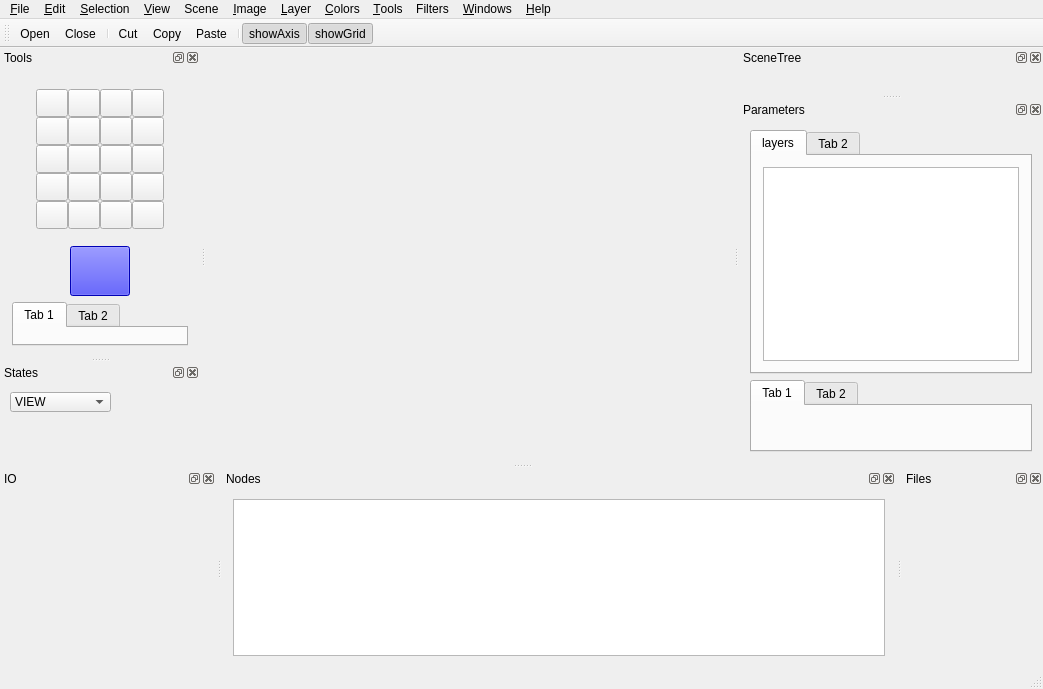
billhj/Etoile2015, file applications/TexturePainter/TexturePainter.ui: the form before one commit.
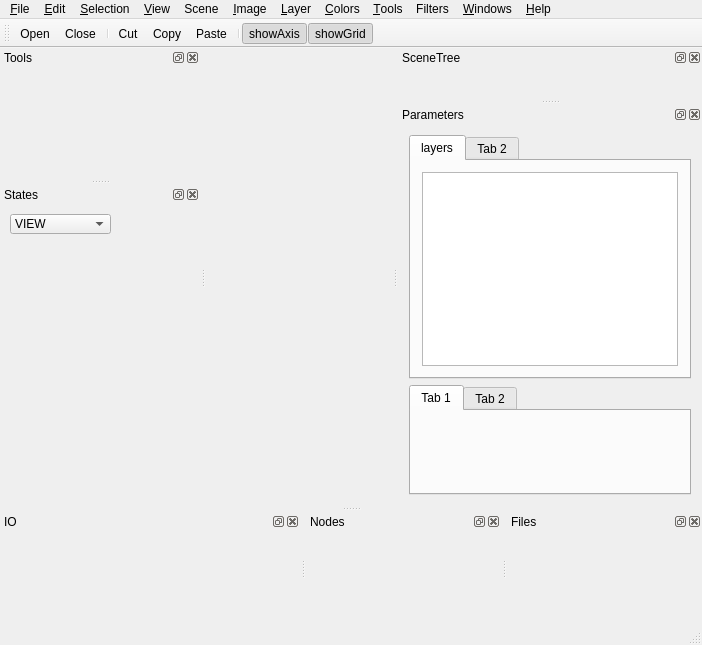
The form after the commit. Icons and pictures are not drawn. Custom widgets are drawn as their Qt base class.

Commit message: separate windows

```diff
--- a/applications/TexturePainter/TexturePainter.ui
+++ b/applications/TexturePainter/TexturePainter.ui
@@ -6,8 +6,8 @@
    <rect>
     <x>0</x>
     <y>0</y>
-    <width>1043</width>
-    <height>689</height>
+    <width>702</width>
+    <height>645</height>
    </rect>
   </property>
   <property name="windowTitle">
@@ -19,7 +19,7 @@
     <rect>
      <x>0</x>
      <y>0</y>
-     <width>1043</width>
+     <width>702</width>
      <height>21</height>
     </rect>
    </property>
@@ -154,8 +154,8 @@
   <widget class="QDockWidget" name="toolsDockWidget">
    <property name="minimumSize">
     <size>
-     <width>152</width>
-     <height>309</height>
+     <width>0</width>
+     <height>0</height>
     </size>
    </property>
    <property name="windowTitle">
@@ -167,690 +167,7 @@
    <widget class="QWidget" name="dockWidgetContents_4">
     <layout class="QHBoxLayout" name="horizontalLayout_3">
      <item>
-      <layout class="QVBoxLayout" name="verticalLayout_4">
-       <property name="sizeConstraint">
-        <enum>QLayout::SetNoConstraint</enum>
-       </property>
-       <property name="leftMargin">
-        <number>1</number>
-       </property>
-       <property name="rightMargin">
-        <number>1</number>
-       </property>
-       <item alignment="Qt::AlignHCenter|Qt::AlignVCenter">
-        <widget class="QWidget" name="widget" native="true">
-         <layout class="QHBoxLayout" name="horizontalLayout">
-          <item>
-           <layout class="QGridLayout" name="gridLayout">
-            <property name="spacing">
-             <number>0</number>
-            </property>
-            <item row="3" column="0">
-             <widget class="QPushButton" name="pushButton_13">
-              <property name="minimumSize">
-               <size>
-                <width>28</width>
-                <height>28</height>
-               </size>
-              </property>
-              <property name="maximumSize">
-               <size>
-                <width>32</width>
-                <height>32</height>
-               </size>
-              </property>
-              <property name="text">
-               <string/>
-              </property>
-              <property name="checkable">
-               <bool>true</bool>
-              </property>
-              <property name="autoExclusive">
-               <bool>true</bool>
-              </property>
-              <attribute name="buttonGroup">
-               <string notr="true">buttonGroup</string>
-              </attribute>
-             </widget>
-            </item>
-            <item row="4" column="1">
-             <widget class="QPushButton" name="pushButton_18">
-              <property name="minimumSize">
-               <size>
-                <width>28</width>
-                <height>28</height>
-               </size>
-              </property>
-              <property name="maximumSize">
-               <size>
-                <width>32</width>
-                <height>32</height>
-               </size>
-              </property>
-              <property name="text">
-               <string/>
-              </property>
-              <property name="checkable">
-               <bool>true</bool>
-              </property>
-              <property name="autoExclusive">
-               <bool>true</bool>
-              </property>
-              <attribute name="buttonGroup">
-               <string notr="true">buttonGroup</string>
-              </attribute>
-             </widget>
-            </item>
-            <item row="2" column="3">
-             <widget class="QPushButton" name="pushButton_12">
-              <property name="minimumSize">
-               <size>
-                <width>28</width>
-                <height>28</height>
-               </size>
-              </property>
-              <property name="maximumSize">
-               <size>
-                <width>32</width>
-                <height>32</height>
-               </size>
-              </property>
-              <property name="text">
-               <string/>
-              </property>
-              <property name="checkable">
-               <bool>true</bool>
-              </property>
-              <property name="autoExclusive">
-               <bool>true</bool>
-              </property>
-              <attribute name="buttonGroup">
-               <string notr="true">buttonGroup</string>
-              </attribute>
-             </widget>
-            </item>
-            <item row="2" column="2">
-             <widget class="QPushButton" name="pushButton_11">
-              <property name="minimumSize">
-               <size>
-                <width>28</width>
-                <height>28</height>
-               </size>
-              </property>
-              <property name="maximumSize">
-               <size>
-                <width>32</width>
-                <height>32</height>
-               </size>
-              </property>
-              <property name="text">
-               <string/>
-              </property>
-              <property name="checkable">
-               <bool>true</bool>
-              </property>
-              <property name="autoExclusive">
-               <bool>true</bool>
-              </property>
-              <attribute name="buttonGroup">
-               <string notr="true">buttonGroup</string>
-              </attribute>
-             </widget>
-            </item>
-            <item row="2" column="1">
-             <widget class="QPushButton" name="pushButton_10">
-              <property name="minimumSize">
-               <size>
-                <width>28</width>
-                <height>28</height>
-               </size>
-              </property>
-              <property name="maximumSize">
-               <size>
-                <width>32</width>
-                <height>32</height>
-               </size>
-              </property>
-              <property name="text">
-               <string/>
-              </property>
-              <property name="checkable">
-               <bool>true</bool>
-              </property>
-              <property name="autoExclusive">
-               <bool>true</bool>
-              </property>
-              <attribute name="buttonGroup">
-               <string notr="true">buttonGroup</string>
-              </attribute>
-             </widget>
-            </item>
-            <item row="2" column="0">
-             <widget class="QPushButton" name="pushButton_9">
-              <property name="minimumSize">
-               <size>
-                <width>28</width>
-                <height>28</height>
-               </size>
-              </property>
-              <property name="maximumSize">
-               <size>
-                <width>32</width>
-                <height>32</height>
-               </size>
-              </property>
-              <property name="text">
-               <string/>
-              </property>
-              <property name="checkable">
-               <bool>true</bool>
-              </property>
-              <property name="autoExclusive">
-               <bool>true</bool>
-              </property>
-              <attribute name="buttonGroup">
-               <string notr="true">buttonGroup</string>
-              </attribute>
-             </widget>
-            </item>
-            <item row="1" column="3">
-             <widget class="QPushButton" name="pipette">
-              <property name="minimumSize">
-               <size>
-                <width>28</width>
-                <height>28</height>
-               </size>
-              </property>
-              <property name="maximumSize">
-               <size>
-                <width>32</width>
-                <height>32</height>
-               </size>
-              </property>
-              <property name="text">
-               <string/>
-              </property>
-              <property name="icon">
-               <iconset resource="TexturePainter.qrc">
-                <normaloff>:/Resources/pipette2.png</normaloff>:/Resources/pipette2.png</iconset>
-              </property>
-              <property name="checkable">
-               <bool>true</bool>
-              </property>
-              <property name="autoExclusive">
-               <bool>true</bool>
-              </property>
-              <attribute name="buttonGroup">
-               <string notr="true">buttonGroup</string>
-              </attribute>
-             </widget>
-            </item>
-            <item row="1" column="2">
-             <widget class="QPushButton" name="magicalselection">
-              <property name="enabled">
-               <bool>true</bool>
-              </property>
-              <property name="sizePolicy">
-               <sizepolicy hsizetype="Minimum" vsizetype="Minimum">
-                <horstretch>0</horstretch>
-                <verstretch>0</verstretch>
-               </sizepolicy>
-              </property>
-              <property name="minimumSize">
-               <size>
-                <width>28</width>
-                <height>28</height>
-               </size>
-              </property>
-              <property name="maximumSize">
-               <size>
-                <width>32</width>
-                <height>32</height>
-               </size>
-              </property>
-              <property name="baseSize">
-               <size>
-                <width>28</width>
-                <height>28</height>
-               </size>
-              </property>
-              <property name="text">
-               <string/>
-              </property>
-              <property name="icon">
-               <iconset resource="TexturePainter.qrc">
-                <normaloff>:/Resources/magicselection.png</normaloff>:/Resources/magicselection.png</iconset>
-              </property>
-              <property name="checkable">
-               <bool>true</bool>
-              </property>
-              <property name="autoExclusive">
-               <bool>true</bool>
-              </property>
-              <attribute name="buttonGroup">
-               <string notr="true">buttonGroup</string>
-              </attribute>
-             </widget>
-            </item>
-            <item row="1" column="1">
-             <widget class="QPushButton" name="pen">
-              <property name="sizePolicy">
-               <sizepolicy hsizetype="Minimum" vsizetype="Minimum">
-                <horstretch>0</horstretch>
-                <verstretch>0</verstretch>
-               </sizepolicy>
-              </property>
-              <property name="minimumSize">
-               <size>
-                <width>28</width>
-                <height>28</height>
-               </size>
-              </property>
-              <property name="maximumSize">
-               <size>
-                <width>32</width>
-                <height>32</height>
-               </size>
-              </property>
-              <property name="text">
-               <string/>
-              </property>
-              <property name="icon">
-               <iconset resource="TexturePainter.qrc">
-                <normaloff>:/Resources/brush.png</normaloff>:/Resources/brush.png</iconset>
-              </property>
-              <property name="checkable">
-               <bool>true</bool>
-              </property>
-              <property name="autoExclusive">
-               <bool>true</bool>
-              </property>
-              <attribute name="buttonGroup">
-               <string notr="true">buttonGroup</string>
-              </attribute>
-             </widget>
-            </item>
-            <item row="1" column="0">
-             <widget class="QPushButton" name="pencil">
-              <property name="sizePolicy">
-               <sizepolicy hsizetype="Minimum" vsizetype="Minimum">
-                <horstretch>0</horstretch>
-                <verstretch>0</verstretch>
-               </sizepolicy>
-              </property>
-              <property name="minimumSize">
-               <size>
-                <width>28</width>
-                <height>28</height>
-               </size>
-              </property>
-              <property name="maximumSize">
-               <size>
-                <width>32</width>
-                <height>32</height>
-               </size>
-              </property>
-              <property name="text">
-               <string/>
-              </property>
-              <property name="icon">
-               <iconset resource="TexturePainter.qrc">
-                <normaloff>:/Resources/pencil.png</normaloff>:/Resources/pencil.png</iconset>
-              </property>
-              <property name="checkable">
-               <bool>true</bool>
-              </property>
-              <property name="autoExclusive">
-               <bool>true</bool>
-              </property>
-              <attribute name="buttonGroup">
-               <string notr="true">buttonGroup</string>
-              </attribute>
-             </widget>
-            </item>
-            <item row="0" column="3">
-             <widget class="QPushButton" name="pushButton_5">
-              <property name="minimumSize">
-               <size>
-                <width>28</width>
-                <height>28</height>
-               </size>
-              </property>
-              <property name="maximumSize">
-               <size>
-                <width>32</width>
-                <height>32</height>
-               </size>
-              </property>
-              <property name="text">
-               <string/>
-              </property>
-              <property name="icon">
-               <iconset resource="TexturePainter.qrc">
-                <normaloff>:/Resources/brush2.png</normaloff>:/Resources/brush2.png</iconset>
-              </property>
-              <property name="checkable">
-               <bool>true</bool>
-              </property>
-              <property name="autoExclusive">
-               <bool>true</bool>
-              </property>
-              <attribute name="buttonGroup">
-               <string notr="true">buttonGroup</string>
-              </attribute>
-             </widget>
-            </item>
-            <item row="0" column="2">
-             <widget class="QPushButton" name="pushButton_8">
-              <property name="minimumSize">
-               <size>
-                <width>28</width>
-                <height>28</height>
-               </size>
-              </property>
-              <property name="maximumSize">
-               <size>
-                <width>32</width>
-                <height>32</height>
-               </size>
-              </property>
-              <property name="text">
-               <string/>
-              </property>
-              <property name="checkable">
-               <bool>true</bool>
-              </property>
-              <property name="autoExclusive">
-               <bool>true</bool>
-              </property>
-              <attribute name="buttonGroup">
-               <string notr="true">buttonGroup</string>
-              </attribute>
-             </widget>
-            </item>
-            <item row="0" column="1">
-             <widget class="QPushButton" name="pushButton_7">
-              <property name="minimumSize">
-               <size>
-                <width>28</width>
-                <height>28</height>
-               </size>
-              </property>
-              <property name="maximumSize">
-               <size>
-                <width>32</width>
-                <height>32</height>
-               </size>
-              </property>
-              <property name="text">
-               <string/>
-              </property>
-              <property name="checkable">
-               <bool>true</bool>
-              </property>
-              <property name="autoExclusive">
-               <bool>true</bool>
-              </property>
-              <attribute name="buttonGroup">
-               <string notr="true">buttonGroup</string>
-              </attribute>
-             </widget>
-            </item>
-            <item row="0" column="0">
-             <widget class="QPushButton" name="move">
-              <property name="minimumSize">
-               <size>
-                <width>28</width>
-                <height>28</height>
-               </size>
-              </property>
-              <property name="maximumSize">
-               <size>
-                <width>32</width>
-                <height>32</height>
-               </size>
-              </property>
-              <property name="text">
-               <string/>
-              </property>
-              <property name="icon">
-               <iconset resource="TexturePainter.qrc">
-                <normaloff>:/Resources/move.png</normaloff>:/Resources/move.png</iconset>
-              </property>
-              <property name="checkable">
-               <bool>true</bool>
-              </property>
-              <property name="autoExclusive">
-               <bool>true</bool>
-              </property>
-              <attribute name="buttonGroup">
-               <string notr="true">buttonGroup</string>
-              </attribute>
-             </widget>
-            </item>
-            <item row="3" column="3">
-             <widget class="QPushButton" name="pushButton_16">
-              <property name="minimumSize">
-               <size>
-                <width>28</width>
-                <height>28</height>
-               </size>
-              </property>
-              <property name="maximumSize">
-               <size>
-                <width>32</width>
-                <height>32</height>
-               </size>
-              </property>
-              <property name="text">
-               <string/>
-              </property>
-              <property name="checkable">
-               <bool>true</bool>
-              </property>
-              <property name="autoExclusive">
-               <bool>true</bool>
-              </property>
-              <attribute name="buttonGroup">
-               <string notr="true">buttonGroup</string>
-              </attribute>
-             </widget>
-            </item>
-            <item row="3" column="2">
-             <widget class="QPushButton" name="pushButton_15">
-              <property name="minimumSize">
-               <size>
-                <width>28</width>
-                <height>28</height>
-               </size>
-              </property>
-              <property name="maximumSize">
-               <size>
-                <width>32</width>
-                <height>32</height>
-               </size>
-              </property>
-              <property name="text">
-               <string/>
-              </property>
-              <property name="checkable">
-               <bool>true</bool>
-              </property>
-              <property name="autoExclusive">
-               <bool>true</bool>
-              </property>
-              <attribute name="buttonGroup">
-               <string notr="true">buttonGroup</string>
-              </attribute>
-             </widget>
-            </item>
-            <item row="3" column="1">
-             <widget class="QPushButton" name="pushButton_14">
-              <property name="minimumSize">
-               <size>
-                <width>28</width>
-                <height>28</height>
-               </size>
-              </property>
-              <property name="maximumSize">
-               <size>
-                <width>32</width>
-                <height>32</height>
-               </size>
-              </property>
-              <property name="text">
-               <string/>
-              </property>
-              <property name="checkable">
-               <bool>true</bool>
-              </property>
-              <property name="autoExclusive">
-               <bool>true</bool>
-              </property>
-              <attribute name="buttonGroup">
-               <string notr="true">buttonGroup</string>
-              </attribute>
-             </widget>
-            </item>
-            <item row="4" column="0">
-             <widget class="QPushButton" name="pushButton_17">
-              <property name="minimumSize">
-               <size>
-                <width>28</width>
-                <height>28</height>
-               </size>
-              </property>
-              <property name="maximumSize">
-               <size>
-                <width>32</width>
-                <height>32</height>
-               </size>
-              </property>
-              <property name="text">
-               <string/>
-              </property>
-              <property name="checkable">
-               <bool>true</bool>
-              </property>
-              <property name="autoExclusive">
-               <bool>true</bool>
-              </property>
-              <attribute name="buttonGroup">
-               <string notr="true">buttonGroup</string>
-              </attribute>
-             </widget>
-            </item>
-            <item row="4" column="2">
-             <widget class="QPushButton" name="pushButton_19">
-              <property name="minimumSize">
-               <size>
-                <width>28</width>
-                <height>28</height>
-               </size>
-              </property>
-              <property name="maximumSize">
-               <size>
-                <width>32</width>
-                <height>32</height>
-               </size>
-              </property>
-              <property name="text">
-               <string/>
-              </property>
-              <property name="checkable">
-               <bool>true</bool>
-              </property>
-              <property name="autoExclusive">
-               <bool>true</bool>
-              </property>
-              <attribute name="buttonGroup">
-               <string notr="true">buttonGroup</string>
-              </attribute>
-             </widget>
-            </item>
-            <item row="4" column="3">
-             <widget class="QPushButton" name="pushButton_20">
-              <property name="minimumSize">
-               <size>
-                <width>28</width>
-                <height>28</height>
-               </size>
-              </property>
-              <property name="maximumSize">
-               <size>
-                <width>32</width>
-                <height>32</height>
-               </size>
-              </property>
-              <property name="text">
-               <string/>
-              </property>
-              <property name="checkable">
-               <bool>true</bool>
-              </property>
-              <property name="autoExclusive">
-               <bool>true</bool>
-              </property>
-              <attribute name="buttonGroup">
-               <string notr="true">buttonGroup</string>
-              </attribute>
-             </widget>
-            </item>
-           </layout>
-          </item>
-         </layout>
-        </widget>
-       </item>
-       <item>
-        <layout class="QHBoxLayout" name="horizontalLayout_2">
-         <item>
-          <widget class="QPushButton" name="colorButton">
-           <property name="minimumSize">
-            <size>
-             <width>50</width>
-             <height>50</height>
-            </size>
-           </property>
-           <property name="maximumSize">
-            <size>
-             <width>60</width>
-             <height>60</height>
-            </size>
-           </property>
-           <property name="autoFillBackground">
-            <bool>false</bool>
-           </property>
-           <property name="styleSheet">
-            <string notr="true">background-color: rgb(0, 0, 255);</string>
-           </property>
-           <property name="text">
-            <string/>
-           </property>
-           <property name="default">
-            <bool>false</bool>
-           </property>
-           <property name="flat">
-            <bool>false</bool>
-           </property>
-          </widget>
-         </item>
-        </layout>
-       </item>
-       <item>
-        <widget class="QTabWidget" name="tabWidget">
-         <widget class="QWidget" name="tab">
-          <attribute name="title">
-           <string>Tab 1</string>
-          </attribute>
-         </widget>
-         <widget class="QWidget" name="tab_2">
-          <attribute name="title">
-           <string>Tab 2</string>
-          </attribute>
-         </widget>
-        </widget>
-       </item>
-      </layout>
+      <widget class="QTToolsWidget" name="toolsWidget" native="true"/>
      </item>
     </layout>
    </widget>
@@ -927,7 +244,7 @@
    <widget class="QWidget" name="dockWidgetContents_7">
     <layout class="QGridLayout" name="gridLayout_4">
      <item row="0" column="0">
-      <widget class="QGraphicsView" name="graphicsView"/>
+      <widget class="QWidget" name="widget_2" native="true"/>
      </item>
     </layout>
    </widget>
@@ -1317,6 +634,12 @@
    <header>QGLRenderer/QTSceneTreeWidget.h</header>
    <container>1</container>
   </customwidget>
+  <customwidget>
+   <class>QTToolsWidget</class>
+   <extends>QWidget</extends>
+   <header>QGLRenderer/QTToolsWidget.h</header>
+   <container>1</container>
+  </customwidget>
  </customwidgets>
  <resources>
   <include location="TexturePainter.qrc"/>
```
Left out of the diff: 35 changed lines with no effect on the pictures. The commit also changes 6 other files.
